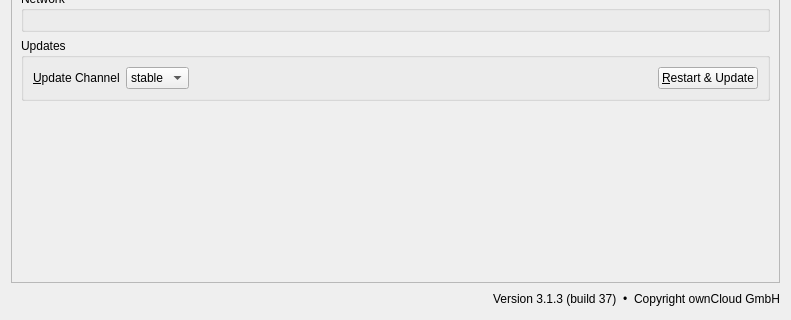
Qt form src/gui/generalsettings.ui (GrossLukas/client) before a commit; both pictures show x 0 to 791 and y 366 to 686 of the 791 by 686 pixel window.
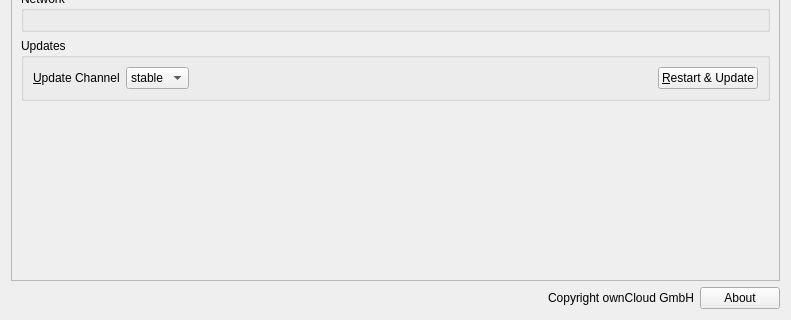
The same form after that commit. Custom widgets are drawn as their Qt base class.

Commit message:
[Gui]Redesign AboutDialog and unify version info
Fixes: #7749
Fixes: #7704

Patch:
```diff
--- a/src/gui/generalsettings.ui
+++ b/src/gui/generalsettings.ui
@@ -25,7 +25,7 @@
         <x>0</x>
         <y>0</y>
         <width>771</width>
-        <height>640</height>
+        <height>637</height>
        </rect>
       </property>
       <layout class="QVBoxLayout" name="verticalLayout_5">
@@ -324,26 +324,13 @@
          <cursorShape>PointingHandCursor</cursorShape>
         </property>
         <property name="text">
-         <string notr="true">Version 3.1.3 (build 37)</string>
+         <string notr="true"/>
         </property>
         <property name="textInteractionFlags">
          <set>Qt::LinksAccessibleByMouse</set>
         </property>
        </widget>
       </item>
-      <item>
-       <widget class="QLabel" name="copyrightLabelDotBefore">
-        <property name="cursor">
-         <cursorShape>ArrowCursor</cursorShape>
-        </property>
-        <property name="text">
-         <string>•</string>
-        </property>
-        <property name="textInteractionFlags">
-         <set>Qt::LinksAccessibleByMouse|Qt::TextSelectableByMouse</set>
-        </property>
-       </widget>
-      </item>
       <item>
        <widget class="QLabel" name="copyrightLabel">
         <property name="cursor">
@@ -357,6 +344,13 @@
         </property>
        </widget>
       </item>
+      <item>
+       <widget class="QPushButton" name="about_pushButton">
+        <property name="text">
+         <string>About</string>
+        </property>
+       </widget>
+      </item>
      </layout>
     </widget>
    </item>
```
The commit also changes 9 other files.
